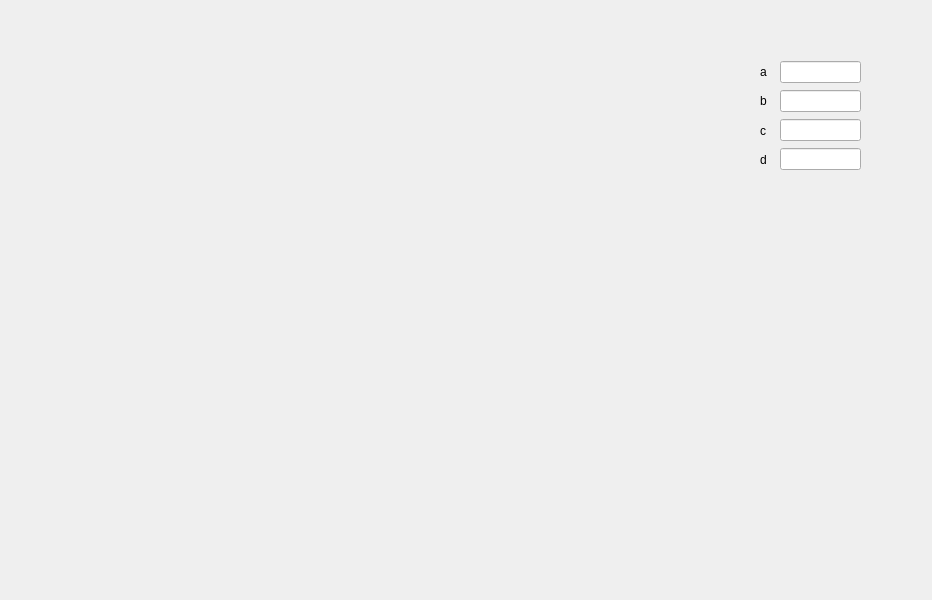
Old version of the form mainwidget.ui in the repository sanlav89/myplot.
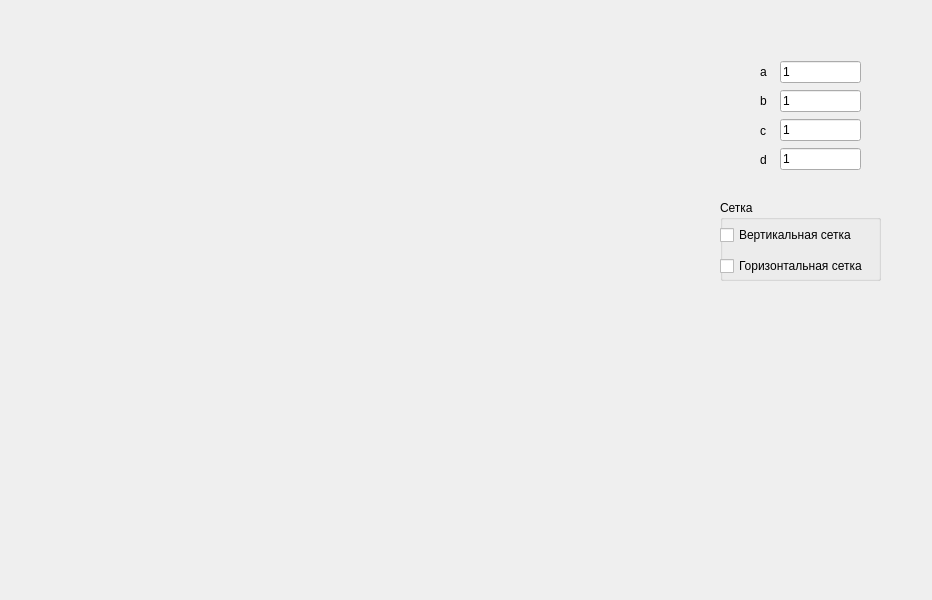
New version of the form.

What changed in the file:
```diff
--- a/mainwidget.ui
+++ b/mainwidget.ui
@@ -35,16 +35,32 @@
    </property>
    <layout class="QVBoxLayout" name="verticalLayout_2">
     <item>
-     <widget class="QLineEdit" name="aLe"/>
+     <widget class="QLineEdit" name="aLe">
+      <property name="text">
+       <string>1</string>
+      </property>
+     </widget>
     </item>
     <item>
-     <widget class="QLineEdit" name="bLe"/>
+     <widget class="QLineEdit" name="bLe">
+      <property name="text">
+       <string>1</string>
+      </property>
+     </widget>
     </item>
     <item>
-     <widget class="QLineEdit" name="cLe"/>
+     <widget class="QLineEdit" name="cLe">
+      <property name="text">
+       <string>1</string>
+      </property>
+     </widget>
     </item>
     <item>
-     <widget class="QLineEdit" name="dLe"/>
+     <widget class="QLineEdit" name="dLe">
+      <property name="text">
+       <string>1</string>
+      </property>
+     </widget>
     </item>
    </layout>
   </widget>
@@ -88,6 +104,45 @@
     </item>
    </layout>
   </widget>
+  <widget class="QGroupBox" name="groupBox">
+   <property name="geometry">
+    <rect>
+     <x>720</x>
+     <y>200</y>
+     <width>161</width>
+     <height>81</height>
+    </rect>
+   </property>
+   <property name="title">
+    <string>Сетка</string>
+   </property>
+   <widget class="QWidget" name="verticalLayoutWidget_4">
+    <property name="geometry">
+     <rect>
+      <x>0</x>
+      <y>20</y>
+      <width>161</width>
+      <height>61</height>
+     </rect>
+    </property>
+    <layout class="QVBoxLayout" name="verticalLayout_4">
+     <item>
+      <widget class="QCheckBox" name="xGridChB">
+       <property name="text">
+        <string>Вертикальная сетка</string>
+       </property>
+      </widget>
+     </item>
+     <item>
+      <widget class="QCheckBox" name="yGridChb">
+       <property name="text">
+        <string>Горизонтальная сетка</string>
+       </property>
+      </widget>
+     </item>
+    </layout>
+   </widget>
+  </widget>
  </widget>
  <resources/>
  <connections/>
```
